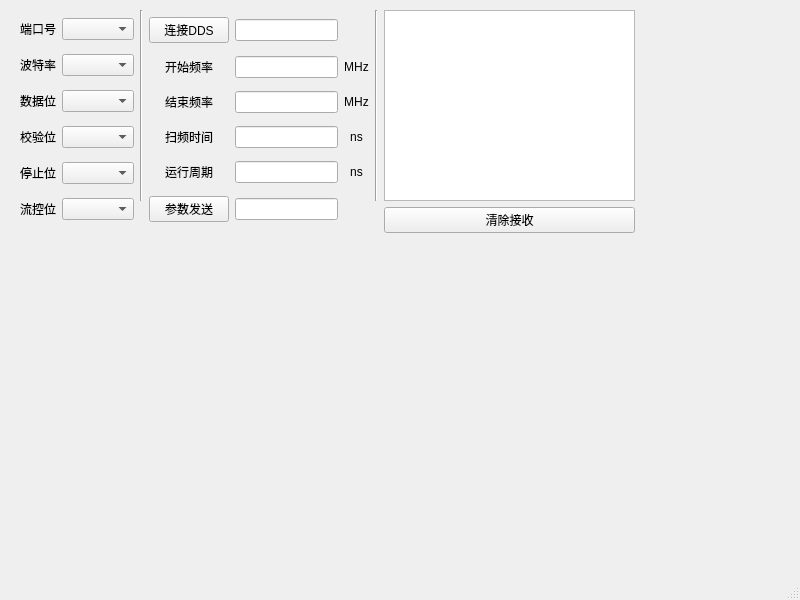
This is DDS_project/ddswindow.ui in CofsFsdClub/DAS as Qt 5 draws it before an edit. The edited form follows.
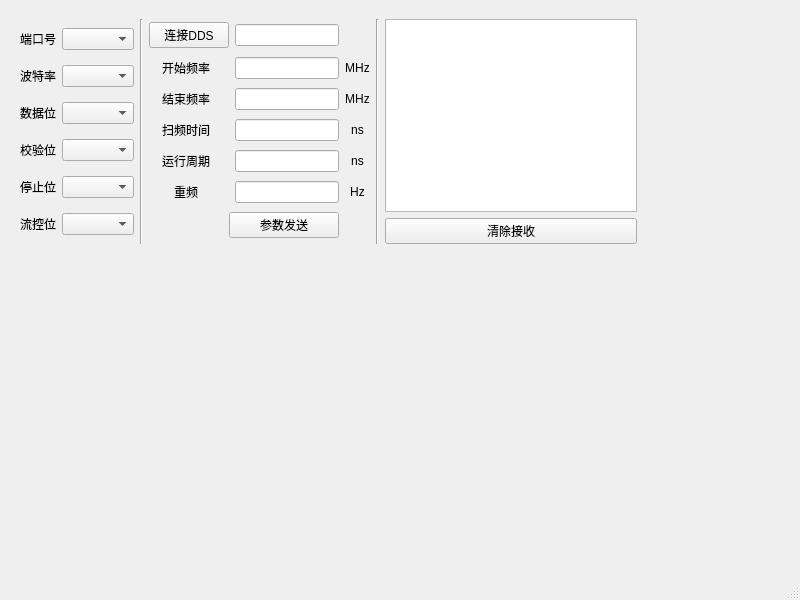
This is the edited form.

Commit message: 更新可以设置重频的代码功能

```diff
--- a/DDS_project/ddswindow.ui
+++ b/DDS_project/ddswindow.ui
@@ -14,250 +14,18 @@
    <string>ddsWindow</string>
   </property>
   <widget class="QWidget" name="centralwidget">
-   <widget class="QWidget" name="layoutWidget">
+   <widget class="QWidget" name="">
     <property name="geometry">
      <rect>
       <x>20</x>
-      <y>10</y>
-      <width>615</width>
-      <height>223</height>
+      <y>19</y>
+      <width>617</width>
+      <height>225</height>
      </rect>
     </property>
-    <layout class="QGridLayout" name="gridLayout_3">
-     <item row="0" column="1">
-      <widget class="Line" name="line">
-       <property name="orientation">
-        <enum>Qt::Vertical</enum>
-       </property>
-      </widget>
-     </item>
-     <item row="0" column="4">
-      <widget class="QTextEdit" name="textEdit_recv">
-       <property name="readOnly">
-        <bool>true</bool>
-       </property>
-      </widget>
-     </item>
-     <item row="0" column="2" rowspan="2">
+    <layout class="QGridLayout" name="gridLayout_4">
+     <item row="0" column="0">
       <layout class="QGridLayout" name="gridLayout_2">
-       <item row="2" column="2">
-        <widget class="QLabel" name="label_2">
-         <property name="text">
-          <string>MHz</string>
-         </property>
-         <property name="alignment">
-          <set>Qt::AlignCenter</set>
-         </property>
-        </widget>
-       </item>
-       <item row="1" column="1">
-        <widget class="QLineEdit" name="start_freq">
-         <property name="sizePolicy">
-          <sizepolicy hsizetype="Expanding" vsizetype="Fixed">
-           <horstretch>0</horstretch>
-           <verstretch>0</verstretch>
-          </sizepolicy>
-         </property>
-         <property name="alignment">
-          <set>Qt::AlignCenter</set>
-         </property>
-        </widget>
-       </item>
-       <item row="3" column="0">
-        <widget class="QLabel" name="sweep_time_label">
-         <property name="sizePolicy">
-          <sizepolicy hsizetype="Expanding" vsizetype="Preferred">
-           <horstretch>0</horstretch>
-           <verstretch>0</verstretch>
-          </sizepolicy>
-         </property>
-         <property name="text">
-          <string>扫频时间</string>
-         </property>
-         <property name="alignment">
-          <set>Qt::AlignCenter</set>
-         </property>
-        </widget>
-       </item>
-       <item row="4" column="2">
-        <widget class="QLabel" name="label_4">
-         <property name="text">
-          <string>ns</string>
-         </property>
-         <property name="alignment">
-          <set>Qt::AlignCenter</set>
-         </property>
-        </widget>
-       </item>
-       <item row="3" column="2">
-        <widget class="QLabel" name="label_3">
-         <property name="text">
-          <string>ns</string>
-         </property>
-         <property name="alignment">
-          <set>Qt::AlignCenter</set>
-         </property>
-        </widget>
-       </item>
-       <item row="2" column="1">
-        <widget class="QLineEdit" name="stop_freq">
-         <property name="sizePolicy">
-          <sizepolicy hsizetype="Expanding" vsizetype="Fixed">
-           <horstretch>0</horstretch>
-           <verstretch>0</verstretch>
-          </sizepolicy>
-         </property>
-         <property name="alignment">
-          <set>Qt::AlignCenter</set>
-         </property>
-        </widget>
-       </item>
-       <item row="0" column="0">
-        <widget class="QPushButton" name="connect_dds_Button">
-         <property name="enabled">
-          <bool>true</bool>
-         </property>
-         <property name="sizePolicy">
-          <sizepolicy hsizetype="Expanding" vsizetype="Fixed">
-           <horstretch>0</horstretch>
-           <verstretch>0</verstretch>
-          </sizepolicy>
-         </property>
-         <property name="text">
-          <string>连接DDS</string>
-         </property>
-         <property name="checkable">
-          <bool>true</bool>
-         </property>
-        </widget>
-       </item>
-       <item row="3" column="1">
-        <widget class="QLineEdit" name="sweep_time">
-         <property name="sizePolicy">
-          <sizepolicy hsizetype="Expanding" vsizetype="Fixed">
-           <horstretch>0</horstretch>
-           <verstretch>0</verstretch>
-          </sizepolicy>
-         </property>
-         <property name="alignment">
-          <set>Qt::AlignCenter</set>
-         </property>
-        </widget>
-       </item>
-       <item row="2" column="0">
-        <widget class="QLabel" name="stop_freq_label">
-         <property name="sizePolicy">
-          <sizepolicy hsizetype="Expanding" vsizetype="Preferred">
-           <horstretch>0</horstretch>
-           <verstretch>0</verstretch>
-          </sizepolicy>
-         </property>
-         <property name="text">
-          <string>结束频率</string>
-         </property>
-         <property name="alignment">
-          <set>Qt::AlignCenter</set>
-         </property>
-        </widget>
-       </item>
-       <item row="4" column="1">
-        <widget class="QLineEdit" name="sys_time">
-         <property name="sizePolicy">
-          <sizepolicy hsizetype="Expanding" vsizetype="Fixed">
-           <horstretch>0</horstretch>
-           <verstretch>0</verstretch>
-          </sizepolicy>
-         </property>
-         <property name="alignment">
-          <set>Qt::AlignCenter</set>
-         </property>
-        </widget>
-       </item>
-       <item row="5" column="0">
-        <widget class="QPushButton" name="para_set_Button">
-         <property name="sizePolicy">
-          <sizepolicy hsizetype="Expanding" vsizetype="Fixed">
-           <horstretch>0</horstretch>
-           <verstretch>0</verstretch>
-          </sizepolicy>
-         </property>
-         <property name="text">
-          <string>参数发送</string>
-         </property>
-        </widget>
-       </item>
-       <item row="1" column="0">
-        <widget class="QLabel" name="start_freq_label">
-         <property name="sizePolicy">
-          <sizepolicy hsizetype="Expanding" vsizetype="Preferred">
-           <horstretch>0</horstretch>
-           <verstretch>0</verstretch>
-          </sizepolicy>
-         </property>
-         <property name="text">
-          <string>开始频率</string>
-         </property>
-         <property name="alignment">
-          <set>Qt::AlignCenter</set>
-         </property>
-        </widget>
-       </item>
-       <item row="1" column="2">
-        <widget class="QLabel" name="label">
-         <property name="text">
-          <string>MHz</string>
-         </property>
-         <property name="alignment">
-          <set>Qt::AlignCenter</set>
-         </property>
-        </widget>
-       </item>
-       <item row="0" column="1">
-        <widget class="QLineEdit" name="dds_connect_state">
-         <property name="sizePolicy">
-          <sizepolicy hsizetype="Expanding" vsizetype="Fixed">
-           <horstretch>0</horstretch>
-           <verstretch>0</verstretch>
-          </sizepolicy>
-         </property>
-         <property name="alignment">
-          <set>Qt::AlignCenter</set>
-         </property>
-        </widget>
-       </item>
-       <item row="5" column="1">
-        <widget class="QLineEdit" name="lineEdit_6">
-         <property name="sizePolicy">
-          <sizepolicy hsizetype="Expanding" vsizetype="Fixed">
-           <horstretch>0</horstretch>
-           <verstretch>0</verstretch>
-          </sizepolicy>
-         </property>
-         <property name="alignment">
-          <set>Qt::AlignCenter</set>
-         </property>
-        </widget>
-       </item>
-       <item row="4" column="0">
-        <widget class="QLabel" name="sys_time_label">
-         <property name="sizePolicy">
-          <sizepolicy hsizetype="Expanding" vsizetype="Preferred">
-           <horstretch>0</horstretch>
-           <verstretch>0</verstretch>
-          </sizepolicy>
-         </property>
-         <property name="text">
-          <string>运行周期</string>
-         </property>
-         <property name="alignment">
-          <set>Qt::AlignCenter</set>
-         </property>
-        </widget>
-       </item>
-      </layout>
-     </item>
-     <item row="0" column="0" rowspan="2">
-      <layout class="QGridLayout" name="gridLayout">
        <item row="0" column="0">
         <widget class="QLabel" name="label_5">
          <property name="text">
@@ -338,13 +106,275 @@
        </item>
       </layout>
      </item>
-     <item row="1" column="4">
-      <widget class="QPushButton" name="pushButton">
-       <property name="text">
-        <string>清除接收</string>
+     <item row="0" column="4">
+      <layout class="QGridLayout" name="gridLayout_3">
+       <item row="0" column="0">
+        <widget class="QTextEdit" name="textEdit_recv">
+         <property name="readOnly">
+          <bool>true</bool>
+         </property>
+        </widget>
+       </item>
+       <item row="1" column="0">
+        <widget class="QPushButton" name="pushButton">
+         <property name="text">
+          <string>清除接收</string>
+         </property>
+        </widget>
+       </item>
+      </layout>
+     </item>
+     <item row="0" column="1">
+      <widget class="Line" name="line">
+       <property name="orientation">
+        <enum>Qt::Vertical</enum>
        </property>
       </widget>
      </item>
+     <item row="0" column="2">
+      <layout class="QGridLayout" name="gridLayout">
+       <item row="0" column="0" colspan="2">
+        <widget class="QPushButton" name="connect_dds_Button">
+         <property name="enabled">
+          <bool>true</bool>
+         </property>
+         <property name="sizePolicy">
+          <sizepolicy hsizetype="Expanding" vsizetype="Fixed">
+           <horstretch>0</horstretch>
+           <verstretch>0</verstretch>
+          </sizepolicy>
+         </property>
+         <property name="text">
+          <string>连接DDS</string>
+         </property>
+         <property name="checkable">
+          <bool>true</bool>
+         </property>
+        </widget>
+       </item>
+       <item row="0" column="2">
+        <widget class="QLineEdit" name="dds_connect_state">
+         <property name="sizePolicy">
+          <sizepolicy hsizetype="Expanding" vsizetype="Fixed">
+           <horstretch>0</horstretch>
+           <verstretch>0</verstretch>
+          </sizepolicy>
+         </property>
+         <property name="alignment">
+          <set>Qt::AlignCenter</set>
+         </property>
+        </widget>
+       </item>
+       <item row="1" column="0">
+        <widget class="QLabel" name="start_freq_label">
+         <property name="sizePolicy">
+          <sizepolicy hsizetype="Expanding" vsizetype="Preferred">
+           <horstretch>0</horstretch>
+           <verstretch>0</verstretch>
+          </sizepolicy>
+         </property>
+         <property name="text">
+          <string>开始频率</string>
+         </property>
+         <property name="alignment">
+          <set>Qt::AlignCenter</set>
+         </property>
+        </widget>
+       </item>
+       <item row="1" column="2">
+        <widget class="QLineEdit" name="start_freq">
+         <property name="sizePolicy">
+          <sizepolicy hsizetype="Expanding" vsizetype="Fixed">
+           <horstretch>0</horstretch>
+           <verstretch>0</verstretch>
+          </sizepolicy>
+         </property>
+         <property name="alignment">
+          <set>Qt::AlignCenter</set>
+         </property>
+        </widget>
+       </item>
+       <item row="1" column="3">
+        <widget class="QLabel" name="label">
+         <property name="text">
+          <string>MHz</string>
+         </property>
+         <property name="alignment">
+          <set>Qt::AlignCenter</set>
+         </property>
+        </widget>
+       </item>
+       <item row="2" column="0">
+        <widget class="QLabel" name="stop_freq_label">
+         <property name="sizePolicy">
+          <sizepolicy hsizetype="Expanding" vsizetype="Preferred">
+           <horstretch>0</horstretch>
+           <verstretch>0</verstretch>
+          </sizepolicy>
+         </property>
+         <property name="text">
+          <string>结束频率</string>
+         </property>
+         <property name="alignment">
+          <set>Qt::AlignCenter</set>
+         </property>
+        </widget>
+       </item>
+       <item row="2" column="2">
+        <widget class="QLineEdit" name="stop_freq">
+         <property name="sizePolicy">
+          <sizepolicy hsizetype="Expanding" vsizetype="Fixed">
+           <horstretch>0</horstretch>
+           <verstretch>0</verstretch>
+          </sizepolicy>
+         </property>
+         <property name="alignment">
+          <set>Qt::AlignCenter</set>
+         </property>
+        </widget>
+       </item>
+       <item row="2" column="3">
+        <widget class="QLabel" name="label_2">
+         <property name="text">
+          <string>MHz</string>
+         </property>
+         <property name="alignment">
+          <set>Qt::AlignCenter</set>
+         </property>
+        </widget>
+       </item>
+       <item row="3" column="0">
+        <widget class="QLabel" name="sweep_time_label">
+         <property name="sizePolicy">
+          <sizepolicy hsizetype="Expanding" vsizetype="Preferred">
+           <horstretch>0</horstretch>
+           <verstretch>0</verstretch>
+          </sizepolicy>
+         </property>
+         <property name="text">
+          <string>扫频时间</string>
+         </property>
+         <property name="alignment">
+          <set>Qt::AlignCenter</set>
+         </property>
+        </widget>
+       </item>
+       <item row="3" column="2">
+        <widget class="QLineEdit" name="sweep_time">
+         <property name="sizePolicy">
+          <sizepolicy hsizetype="Expanding" vsizetype="Fixed">
+           <horstretch>0</horstretch>
+           <verstretch>0</verstretch>
+          </sizepolicy>
+         </property>
+         <property name="alignment">
+          <set>Qt::AlignCenter</set>
+         </property>
+        </widget>
+       </item>
+       <item row="3" column="3">
+        <widget class="QLabel" name="label_3">
+         <property name="text">
+          <string>ns</string>
+         </property>
+         <property name="alignment">
+          <set>Qt::AlignCenter</set>
+         </property>
+        </widget>
+       </item>
+       <item row="4" column="0">
+        <widget class="QLabel" name="sys_time_label">
+         <property name="sizePolicy">
+          <sizepolicy hsizetype="Expanding" vsizetype="Preferred">
+           <horstretch>0</horstretch>
+           <verstretch>0</verstretch>
+          </sizepolicy>
+         </property>
+         <property name="text">
+          <string>运行周期</string>
+         </property>
+         <property name="alignment">
+          <set>Qt::AlignCenter</set>
+         </property>
+        </widget>
+       </item>
+       <item row="4" column="2">
+        <widget class="QLineEdit" name="sys_time">
+         <property name="sizePolicy">
+          <sizepolicy hsizetype="Expanding" vsizetype="Fixed">
+           <horstretch>0</horstretch>
+           <verstretch>0</verstretch>
+          </sizepolicy>
+         </property>
+         <property name="alignment">
+          <set>Qt::AlignCenter</set>
+         </property>
+        </widget>
+       </item>
+       <item row="4" column="3">
+        <widget class="QLabel" name="label_4">
+         <property name="text">
+          <string>ns</string>
+         </property>
+         <property name="alignment">
+          <set>Qt::AlignCenter</set>
+         </property>
+        </widget>
+       </item>
+       <item row="5" column="0">
+        <widget class="QLabel" name="triger_freq_label">
+         <property name="sizePolicy">
+          <sizepolicy hsizetype="Expanding" vsizetype="Preferred">
+           <horstretch>0</horstretch>
+           <verstretch>0</verstretch>
+          </sizepolicy>
+         </property>
+         <property name="text">
+          <string>重频</string>
+         </property>
+         <property name="alignment">
+          <set>Qt::AlignCenter</set>
+         </property>
+        </widget>
+       </item>
+       <item row="5" column="2">
+        <widget class="QLineEdit" name="triger_freq">
+         <property name="sizePolicy">
+          <sizepolicy hsizetype="Expanding" vsizetype="Fixed">
+           <horstretch>0</horstretch>
+           <verstretch>0</verstretch>
+          </sizepolicy>
+         </property>
+         <property name="alignment">
+          <set>Qt::AlignCenter</set>
+         </property>
+        </widget>
+       </item>
+       <item row="5" column="3">
+        <widget class="QLabel" name="label_11">
+         <property name="text">
+          <string>Hz</string>
+         </property>
+         <property name="alignment">
+          <set>Qt::AlignCenter</set>
+         </property>
+        </widget>
+       </item>
+       <item row="6" column="1" colspan="2">
+        <widget class="QPushButton" name="para_set_Button">
+         <property name="sizePolicy">
+          <sizepolicy hsizetype="Expanding" vsizetype="Fixed">
+           <horstretch>0</horstretch>
+           <verstretch>0</verstretch>
+          </sizepolicy>
+         </property>
+         <property name="text">
+          <string>参数发送</string>
+         </property>
+        </widget>
+       </item>
+      </layout>
+     </item>
      <item row="0" column="3">
       <widget class="Line" name="line_2">
        <property name="orientation">
```
The commit also changes 2 other files.
